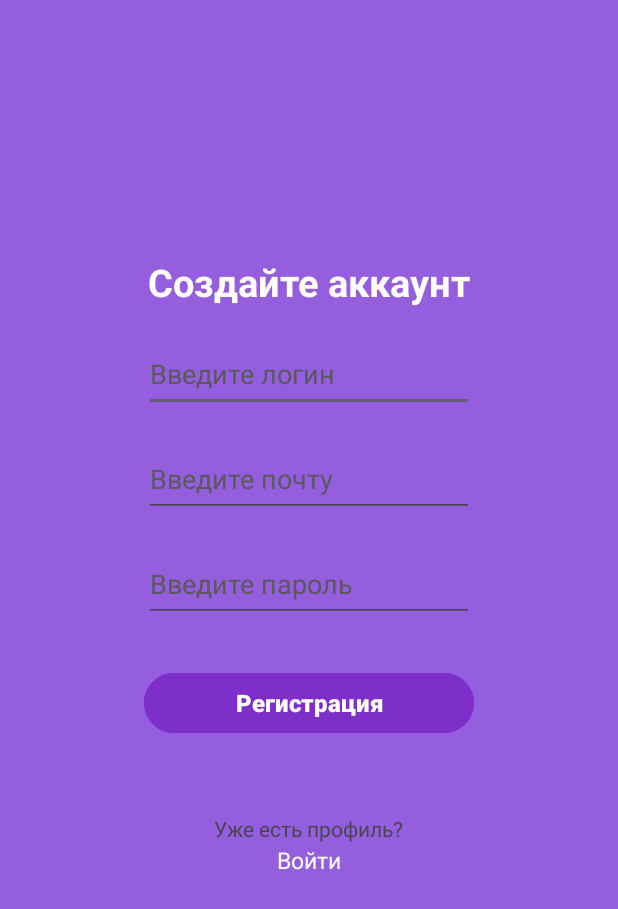
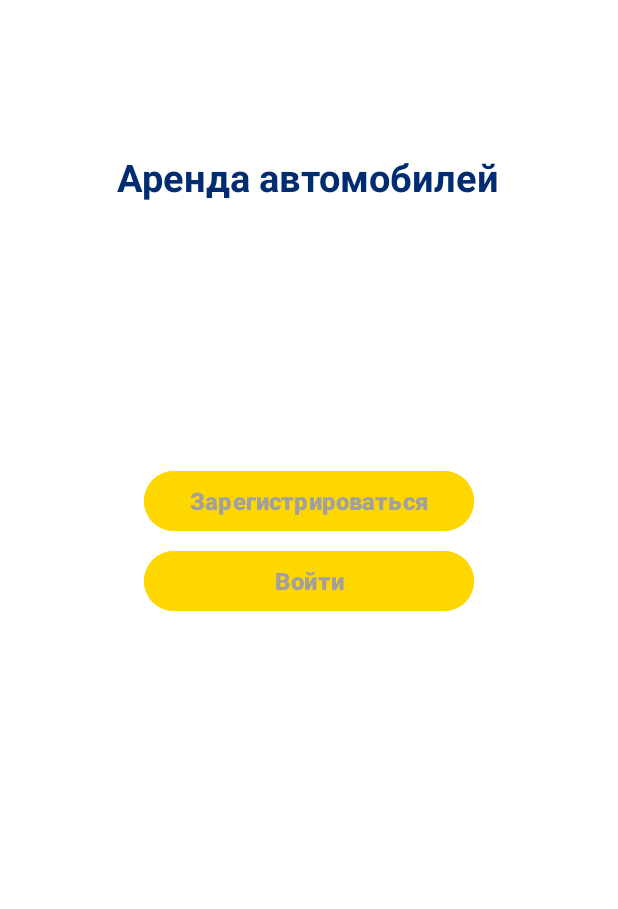
Before and after one commit to Avokado08/ArendaCar, an Android app: the screen it shows after launch (MainActivity before the commit, FirstActivity after it), on a phone screen of 412 x 824 dp. Shown: the top 909 px of the screen. Run offline under Robolectric (Android 15) with nearby library versions, the phone set to English and light mode, and no system bars.

Commit message:
редактирование и исправление ошибок

```diff
--- /dev/null
+++ b/app/src/main/java/com/example/myapplication/FirstActivity.kt
@@ -0,0 +1,30 @@
+package com.example.myapplication
+
+import android.content.Intent
+import androidx.appcompat.app.AppCompatActivity
+import android.os.Bundle
+import android.widget.Button
+import android.widget.TextView
+
+class FirstActivity : AppCompatActivity() {
+    override fun onCreate(savedInstanceState: Bundle?) {
+        super.onCreate(savedInstanceState)
+        setContentView(R.layout.activity_first)
+
+        val authMain: TextView = findViewById(R.id.auth)
+        val regMain: TextView = findViewById(R.id.reg)
+
+        authMain.setOnClickListener{
+
+            val intent = Intent(this, AuthActivity:: class.java)
+            startActivity(intent)
+        }
+
+        regMain.setOnClickListener{
+
+            val intent = Intent(this, MainActivity:: class.java)
+            startActivity(intent)
+        }
+
+    }
+}
--- a/app/src/main/java/com/example/myapplication/Item.kt
+++ b/app/src/main/java/com/example/myapplication/Item.kt
@@ -1,4 +1,4 @@
 package com.example.myapplication
 
-class Item(val id : Int, val image: String,val title: String,val desk: String,val text: String, val price: Int) {
+class Item(val id : Int, val image: String,val title: String,val desk: String,val text: String, val price: Int, val phoneNumber: String) {
 }
--- /dev/null
+++ b/app/src/main/res/layout/activity_first.xml
@@ -0,0 +1,51 @@
+<?xml version="1.0" encoding="utf-8"?>
+<LinearLayout xmlns:android="http://schemas.android.com/apk/res/android"
+    xmlns:app="http://schemas.android.com/apk/res-auto"
+    xmlns:tools="http://schemas.android.com/tools"
+    android:layout_width="match_parent"
+    android:layout_height="match_parent"
+    android:orientation="vertical"
+    android:background="#FFFFFF"
+    tools:context=".FirstActivity">
+    <TextView
+        android:id="@+id/textView2"
+        android:layout_width="wrap_content"
+        android:layout_height="wrap_content"
+        android:layout_gravity="center"
+        android:layout_marginTop="100dp"
+        android:fontFamily="@font/inter_bold"
+        android:text="Аренда автомобилей"
+        android:textColor="#002D72"
+        android:textSize="25sp"
+        android:textStyle="bold" />
+    <Button
+        android:id="@+id/reg"
+        android:layout_width="220dp"
+        android:layout_height="wrap_content"
+        android:layout_gravity="center"
+        android:backgroundTint="#FFD700"
+        android:text="Зарегистрироваться"
+        android:textColor="#A0A0A0"
+        android:textSize="16sp"
+        android:textStyle="bold"
+        android:layout_marginTop="175dp"
+        tools:layout_editor_absoluteX="100dp"
+        tools:layout_editor_absoluteY="283dp" />
+
+    <Button
+        android:id="@+id/auth"
+        android:layout_width="220dp"
+        android:layout_height="wrap_content"
+        android:layout_gravity="center"
+        android:layout_marginTop="5dp"
+        android:backgroundTint="#FFD700"
+        android:text="Войти"
+        android:textColor="#A0A0A0"
+        android:textSize="16sp"
+        android:textStyle="bold"
+        app:layout_constraintEnd_toEndOf="parent"
+        app:layout_constraintStart_toStartOf="parent"
+        tools:layout_editor_absoluteY="341dp" />
+
+
+</LinearLayout>
--- a/app/src/main/res/layout/activity_items.xml
+++ b/app/src/main/res/layout/activity_items.xml
@@ -5,13 +5,12 @@
     android:layout_width="match_parent"
     android:layout_height="match_parent"
     android:orientation="vertical"
-    android:background="#945ede"
+    android:background="#FFFFFF"
     tools:context=".itemsActivity">
+
 
     <androidx.recyclerview.widget.RecyclerView
         android:id="@+id/itemsList"
-        android:layout_marginHorizontal="20dp"
-        android:layout_marginVertical="30dp"
         android:layout_width="match_parent"
         android:layout_height="match_parent" />
 </LinearLayout>
--- a/app/src/main/res/layout/activity_main.xml
+++ b/app/src/main/res/layout/activity_main.xml
@@ -5,7 +5,7 @@
     android:layout_width="match_parent"
     android:layout_height="match_parent"
     android:orientation="vertical"
-    android:background="#945ede"
+    android:background="#FFFFFF"
     tools:context=".MainActivity"
     tools:ignore="ExtraText">
 
@@ -17,35 +17,55 @@
         android:layout_marginTop="170dp"
         android:fontFamily="@font/inter_bold"
         android:text="Создайте аккаунт"
-        android:textColor="#ffffff"
+        android:textColor="#002D72"
         android:textSize="25sp"
         android:textStyle="bold" />
 
-    <EditText
+    <com.google.android.material.textfield.TextInputLayout
+        android:layout_width="220dp"
+        android:layout_height="wrap_content"
+        android:layout_gravity="center"
+        >
+
+        <com.google.android.material.textfield.TextInputEditText
             android:id="@+id/user_login"
+            android:layout_width="match_parent"
+            android:layout_height="match_parent"
+            android:layout_marginTop="20dp"
+            android:ems="10"
+            android:hint="Введите логин"
+            android:textColor="#000000"
+            android:textColorHint="#59585b" />
+    </com.google.android.material.textfield.TextInputLayout>
+
+    <com.google.android.material.textfield.TextInputLayout
         android:layout_width="220dp"
-        android:layout_height="50dp"
+        android:layout_height="wrap_content"
+        android:layout_gravity="center"
+        >
+
+        <com.google.android.material.textfield.TextInputEditText
+            android:id="@+id/user_email"
+            android:layout_width="match_parent"
+            android:layout_height="match_parent"
+            android:layout_marginTop="20dp"
             android:ems="10"
-        android:inputType="text"
-        android:textColorHint="#59585b"
-        android:layout_marginTop="20dp"
+            android:hint="Введите почту"
+            android:inputType="textEmailAddress"
+            android:textColor="#000000"
+            android:textColorHint="#59585b" />
+    </com.google.android.material.textfield.TextInputLayout>
+
+
+    <com.google.android.material.textfield.TextInputLayout
+        android:layout_width="220dp"
+        android:layout_height="wrap_content"
         android:layout_gravity="center"
-        android:textColor="#ffffff"
-        android:hint="Введите логин" />
+        app:passwordToggleEnabled="true"
+        app:passwordToggleTint="@color/black">
 
-    <EditText
-        android:id="@+id/user_email"
-        android:layout_width="220dp"
-        android:layout_height="50dp"
-        android:ems="10"
-        android:inputType="textEmailAddress"
-        android:textColorHint="#59585b"
-        android:layout_marginTop="20dp"
-        android:layout_gravity="center"
-        android:textColor="#ffffff"
-        android:hint="Введите почту" />
 
-    <EditText
+        <com.google.android.material.textfield.TextInputEditText
             android:id="@+id/user_pass"
             android:layout_width="220dp"
             android:layout_height="50dp"
@@ -54,20 +74,22 @@
             android:textColorHint="#59585b"
             android:layout_marginTop="20dp"
             android:layout_gravity="center"
-        android:textColor="#ffffff"
+            android:textColor="#000000"
             android:hint="Введите пароль" />
+    </com.google.android.material.textfield.TextInputLayout>
 
     <Button
         android:id="@+id/button_reg"
         android:layout_width="220dp"
         android:layout_height="wrap_content"
         android:text="Регистрация"
-        android:backgroundTint="#7e2ec9"
+        android:backgroundTint="#FFD700"
         android:textSize="16sp"
         android:layout_gravity="center"
         android:layout_marginTop="30dp"
-        android:textColor="#ffffff"
+        android:textColor="#A0A0A0"
         android:textStyle="bold"/>
+
     <TextView
         android:id="@+id/textView"
         android:layout_width="wrap_content"
@@ -84,7 +106,7 @@
         android:layout_gravity="center"
         android:fontFamily="@font/inter"
         android:text="Войти"
-        android:textColor="#ffffff"
+        android:textColor="#002D72"
         android:textSize="15sp" />
 
 
--- a/app/src/main/res/values/strings.xml
+++ b/app/src/main/res/values/strings.xml
@@ -1,3 +1,3 @@
 <resources>
-    <string name="app_name">My Application</string>
+    <string name="app_name">Аренда автомобилей</string>
 </resources>
```
Also changed, not shown: app/src/main/AndroidManifest.xml (+6 -3 lines), app/src/main/java/com/example/myapplication/AuthActivity.kt (+14 -11 lines), app/src/main/java/com/example/myapplication/ItemActivity.kt (added, +41 -0 lines), app/src/main/java/com/example/myapplication/ItemsAdapter.kt (added, +52 -0 lines), app/src/main/java/com/example/myapplication/MainActivity.kt (+13 -3 lines), app/src/main/java/com/example/myapplication/itemsActivity.kt (+20 -4 lines), app/src/main/res/layout/activity_auth.xml (+19 -14 lines), app/src/main/res/layout/activity_item.xml (added, +58 -0 lines), app/src/main/res/layout/item_in_list.xml (added, +60 -0 lines), app/src/main/res/drawable-nodpi/bmwm5f90.webp (added), app/src/main/res/drawable-nodpi/lexus70.webp (added), app/src/main/res/drawable-nodpi/mercedece200.webp (added). Lines whose indentation alone changed are shown as unchanged.
